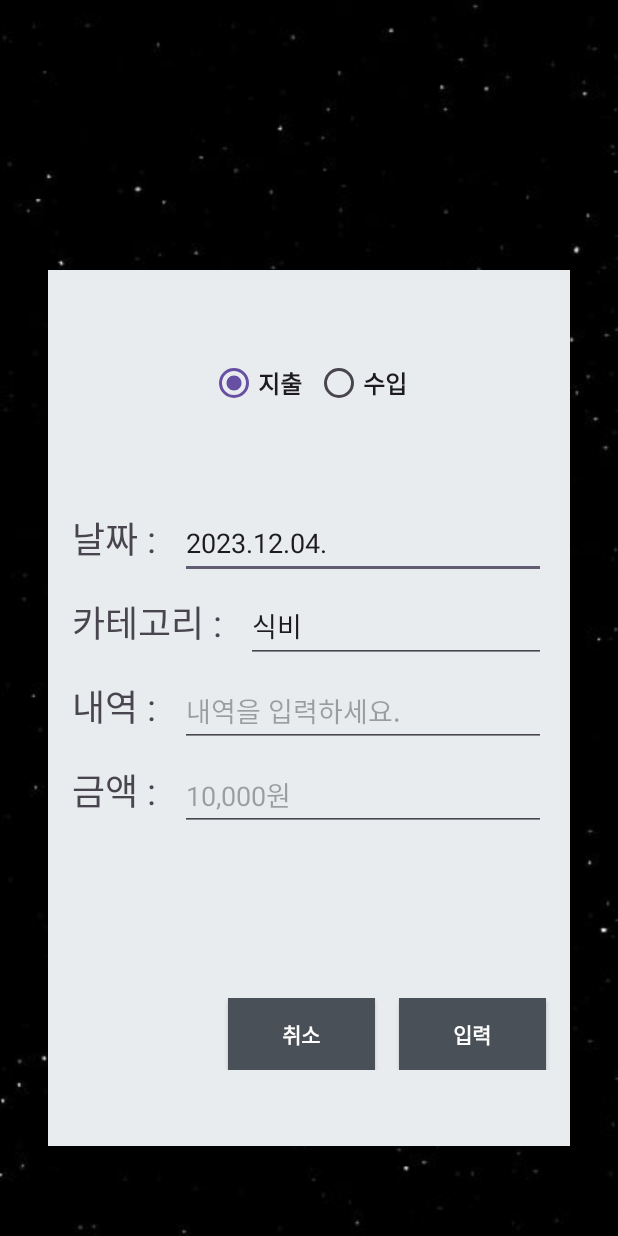
After one commit to jkjungha/Game-Ledger, an Android app: the InsertActivity screen opened directly, with no data from a screen before it, on a phone screen of 412 x 824 dp. The commit adds this screen. Run offline under Robolectric (Android 15) with nearby library versions, the phone set to English and light mode, and no system bars.

Commit message:
내역 입력 화면 추가 구현

```diff
--- a/GameLedger/app/build.gradle.kts
+++ b/GameLedger/app/build.gradle.kts
@@ -48,6 +48,7 @@ dependencies {
     implementation("androidx.appcompat:appcompat:1.6.1")
     implementation("com.google.android.material:material:1.10.0")
     implementation("androidx.constraintlayout:constraintlayout:2.1.4")
+    implementation("com.google.firebase:firebase-common-ktx:20.4.2")
     testImplementation("junit:junit:4.13.2")
     androidTestImplementation("androidx.test.ext:junit:1.1.5")
     androidTestImplementation("androidx.test.espresso:espresso-core:3.5.1")
--- a/GameLedger/app/src/main/AndroidManifest.xml
+++ b/GameLedger/app/src/main/AndroidManifest.xml
@@ -13,6 +13,9 @@
         android:theme="@style/Theme.GameLedger"
         tools:targetApi="31">
         <activity
+            android:name=".InsertActivity"
+            android:exported="false" />
+        <activity
             android:name=".MainActivity"
             android:exported="false" />
         <activity
--- /dev/null
+++ b/GameLedger/app/src/main/java/com/example/gameledger/InsertActivity.kt
@@ -0,0 +1,11 @@
+package com.example.gameledger
+
+import androidx.appcompat.app.AppCompatActivity
+import android.os.Bundle
+
+class InsertActivity : AppCompatActivity() {
+    override fun onCreate(savedInstanceState: Bundle?) {
+        super.onCreate(savedInstanceState)
+        setContentView(R.layout.activity_insert)
+    }
+}
--- /dev/null
+++ b/GameLedger/app/src/main/res/drawable/view_background.xml
@@ -0,0 +1,14 @@
+<?xml version="1.0" encoding="utf-8"?>
+<layer-list xmlns:android="http://schemas.android.com/apk/res/android">
+    <item
+        android:left = "-8dp"
+        android:right = "-8dp">
+        <shape android:shape="rectangle">
+            <solid
+                android:color="#E9ECEF" />
+            <corners
+                android:radius="8dp" />
+        </shape>
+    </item>
+
+</layer-list>
--- /dev/null
+++ b/GameLedger/app/src/main/res/layout/activity_insert.xml
@@ -0,0 +1,190 @@
+<?xml version="1.0" encoding="utf-8"?>
+<androidx.constraintlayout.widget.ConstraintLayout xmlns:android="http://schemas.android.com/apk/res/android"
+    xmlns:app="http://schemas.android.com/apk/res-auto"
+    xmlns:tools="http://schemas.android.com/tools"
+    android:layout_width="match_parent"
+    android:layout_height="match_parent"
+    android:background="@drawable/background_black_space"
+    tools:context=".InsertActivity">
+
+    <androidx.constraintlayout.widget.ConstraintLayout
+        android:layout_width="match_parent"
+        android:layout_height="match_parent"
+        android:layout_marginStart="32dp"
+        android:layout_marginTop="180dp"
+        android:layout_marginEnd="32dp"
+        android:layout_marginBottom="60dp"
+        android:background="@drawable/view_background"
+        app:layout_constraintBottom_toBottomOf="parent"
+        app:layout_constraintEnd_toEndOf="parent"
+        app:layout_constraintHorizontal_bias="1.0"
+        app:layout_constraintStart_toStartOf="parent"
+        app:layout_constraintTop_toTopOf="parent"
+        app:layout_constraintVertical_bias="1.0">
+
+        <LinearLayout
+            android:id="@+id/linearLayout4"
+            android:layout_width="match_parent"
+            android:layout_height="wrap_content"
+            android:orientation="horizontal"
+            app:layout_constraintBottom_toBottomOf="parent"
+            app:layout_constraintEnd_toEndOf="parent"
+            app:layout_constraintTop_toBottomOf="@+id/linearLayout_vertical">
+
+            <android.widget.Button
+                android:id="@+id/button"
+                android:layout_width="wrap_content"
+                android:layout_height="wrap_content"
+                android:layout_weight="1"
+                android:layout_marginStart="120dp"
+                android:layout_marginEnd="16dp"
+                android:background="#495057"
+                android:text="취소"
+                android:textColor="#FFFFFF"
+                android:textStyle="bold" />
+
+            <android.widget.Button
+                android:id="@+id/button2"
+                android:layout_width="wrap_content"
+                android:layout_height="wrap_content"
+                android:layout_weight="1"
+                android:layout_marginEnd="16dp"
+                android:background="#495057"
+                android:text="입력"
+                android:textColor="#FFFFFF"
+                android:textStyle="bold" />
+        </LinearLayout>
+
+        <RadioGroup
+            android:id="@+id/radioGroup"
+            android:layout_width="wrap_content"
+            android:layout_height="wrap_content"
+            android:orientation="horizontal"
+            app:layout_constraintBottom_toTopOf="@+id/linearLayout_vertical"
+            app:layout_constraintEnd_toEndOf="parent"
+            app:layout_constraintStart_toStartOf="parent"
+            app:layout_constraintTop_toTopOf="parent">
+
+            <RadioButton
+                android:id="@+id/radioButton"
+                android:layout_width="match_parent"
+                android:layout_height="wrap_content"
+                android:layout_marginEnd="8dp"
+                android:checked="true"
+                android:text="지출"
+                android:textSize="16sp"
+                android:textStyle="bold" />
+
+            <RadioButton
+                android:id="@+id/radioButton2"
+                android:layout_width="match_parent"
+                android:layout_height="wrap_content"
+                android:text="수입"
+                android:textSize="16sp"
+                android:textStyle="bold" />
+        </RadioGroup>
+
+        <LinearLayout
+            android:id="@+id/linearLayout_vertical"
+            android:layout_width="0dp"
+            android:layout_height="wrap_content"
+            android:layout_marginStart="16dp"
+            android:layout_marginEnd="16dp"
+            android:layout_marginBottom="60dp"
+            android:orientation="vertical"
+            app:layout_constraintBottom_toTopOf="@+id/linearLayout4"
+            app:layout_constraintEnd_toEndOf="parent"
+            app:layout_constraintStart_toStartOf="parent"
+            app:layout_constraintTop_toBottomOf="@+id/radioGroup">
+
+            <LinearLayout
+                android:layout_width="match_parent"
+                android:layout_height="wrap_content"
+                android:layout_marginTop="8dp"
+                android:orientation="horizontal">
+
+                <TextView
+                    android:id="@+id/tv_inputDate"
+                    android:layout_width="wrap_content"
+                    android:layout_height="wrap_content"
+                    android:layout_marginEnd="16dp"
+                    android:text="날짜 :"
+                    android:textSize="24sp" />
+
+                <EditText
+                    android:layout_width="wrap_content"
+                    android:layout_height="48dp"
+                    android:layout_weight="1"
+                    android:text="2023.12.04." />
+
+            </LinearLayout>
+
+            <LinearLayout
+                android:layout_width="match_parent"
+                android:layout_height="wrap_content"
+                android:layout_marginTop="8dp"
+                android:orientation="horizontal">
+
+                <TextView
+                    android:id="@+id/tv_inputCategory"
+                    android:layout_width="wrap_content"
+                    android:layout_height="wrap_content"
+                    android:layout_marginEnd="16dp"
+                    android:text="카테고리 :"
+                    android:textSize="24sp" />
+
+                <EditText
+                    android:layout_width="wrap_content"
+                    android:layout_height="48dp"
+                    android:layout_weight="1"
+                    android:text="식비" />
+
+            </LinearLayout>
+
+            <LinearLayout
+                android:layout_width="match_parent"
+                android:layout_height="wrap_content"
+                android:layout_marginTop="8dp"
+                android:orientation="horizontal">
+
+                <TextView
+                    android:id="@+id/tv_inputTransaction"
+                    android:layout_width="wrap_content"
+                    android:layout_height="wrap_content"
+                    android:layout_marginEnd="16dp"
+                    android:text="내역 :"
+                    android:textSize="24sp" />
+
+                <EditText
+                    android:layout_width="wrap_content"
+                    android:layout_height="48dp"
+                    android:layout_weight="1"
+                    android:hint="내역을 입력하세요." />
+
+            </LinearLayout>
+
+            <LinearLayout
+                android:layout_width="match_parent"
+                android:layout_height="wrap_content"
+                android:layout_marginTop="8dp"
+                android:orientation="horizontal">
+
+                <TextView
+                    android:id="@+id/tv_inputValue"
+                    android:layout_width="wrap_content"
+                    android:layout_height="wrap_content"
+                    android:layout_marginEnd="16dp"
+                    android:text="금액 :"
+                    android:textSize="24sp" />
+
+                <EditText
+                    android:layout_width="wrap_content"
+                    android:layout_height="48dp"
+                    android:layout_weight="1"
+                    android:hint="10,000원" />
+
+            </LinearLayout>
+        </LinearLayout>
+
+    </androidx.constraintlayout.widget.ConstraintLayout>
+</androidx.constraintlayout.widget.ConstraintLayout>
--- a/GameLedger/app/src/main/res/layout/activity_main.xml
+++ b/GameLedger/app/src/main/res/layout/activity_main.xml
@@ -4,13 +4,13 @@
     xmlns:tools="http://schemas.android.com/tools"
     android:layout_width="match_parent"
     android:layout_height="match_parent"
+    android:background="@drawable/background_black_space"
     tools:context=".MainActivity">
 
     <ImageView
         android:id="@+id/castle"
         android:layout_width="wrap_content"
         android:layout_height="wrap_content"
-        android:layout_marginTop="60dp"
         android:src="@drawable/castle"
         app:layout_constraintBottom_toBottomOf="parent"
         app:layout_constraintEnd_toEndOf="parent"
@@ -30,10 +30,15 @@
         app:layout_constraintTop_toTopOf="@+id/castle" />
 
     <LinearLayout
+        android:id="@+id/linearLayout2"
         android:layout_width="match_parent"
-        android:layout_height="match_parent"
+        android:layout_height="wrap_content"
+        android:layout_marginTop="32dp"
         android:orientation="vertical"
-        android:layout_marginTop="120dp">
+        app:layout_constraintBottom_toTopOf="@+id/castle"
+        app:layout_constraintEnd_toEndOf="parent"
+        app:layout_constraintStart_toStartOf="parent"
+        app:layout_constraintTop_toTopOf="parent">
 
         <LinearLayout
             android:layout_width="match_parent"
@@ -63,8 +68,8 @@
         <LinearLayout
             android:layout_width="match_parent"
             android:layout_height="wrap_content"
+            android:layout_marginTop="16dp"
             android:gravity="center_horizontal"
-            android:layout_marginTop="16dp"
             android:orientation="horizontal">
 
             <TextView
@@ -111,11 +116,14 @@
     </LinearLayout>
 
     <LinearLayout
+        android:id="@+id/linearLayout"
         android:layout_width="match_parent"
-        android:layout_height="match_parent"
+        android:layout_height="wrap_content"
         android:gravity="center_horizontal|bottom"
-        android:layout_marginBottom="200dp"
-        android:orientation="horizontal">
+        android:orientation="horizontal"
+        app:layout_constraintEnd_toEndOf="parent"
+        app:layout_constraintStart_toStartOf="parent"
+        app:layout_constraintTop_toBottomOf="@+id/castle">
 
         <TextView
             android:layout_width="wrap_content"
--- a/GameLedger/app/src/main/res/layout/activity_showlist.xml
+++ b/GameLedger/app/src/main/res/layout/activity_showlist.xml
@@ -4,6 +4,7 @@
     xmlns:tools="http://schemas.android.com/tools"
     android:layout_width="match_parent"
     android:layout_height="match_parent"
+    android:background="@drawable/background_black_space"
     tools:context=".ShowListActivity">
 
     <androidx.recyclerview.widget.RecyclerView
```
Also changed, not shown: GameLedger/app/src/main/res/drawable/background_black_space.jpg (added).
